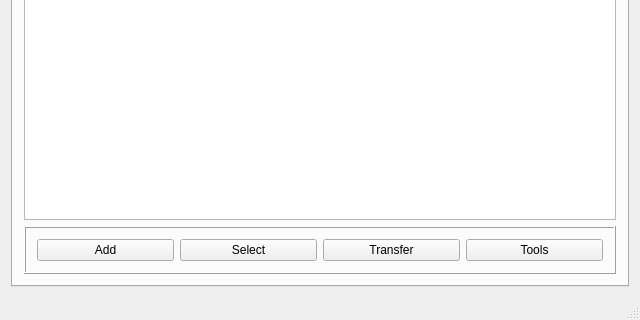
Before: the Qt Designer form resources/ui/wiibafu.ui in evertonstz/wiibafu, drawn with Qt 5; both pictures show x 0 to 640 and y 160 to 480 of the 640 by 480 pixel window.
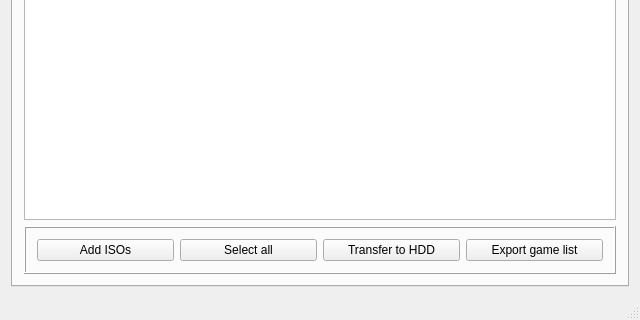
After: the same form once the commit is applied. Icons and pictures are not drawn.

The edit to the form file:
```diff
--- a/resources/ui/wiibafu.ui
+++ b/resources/ui/wiibafu.ui
@@ -65,28 +65,28 @@
            <item>
             <widget class="QPushButton" name="pushButton_Files_Add">
              <property name="text">
-              <string>Add</string>
+              <string>Add ISOs</string>
              </property>
             </widget>
            </item>
            <item>
             <widget class="QPushButton" name="pushButton_Files_Select">
              <property name="text">
-              <string>Select</string>
+              <string>Select all</string>
              </property>
             </widget>
            </item>
            <item>
             <widget class="QPushButton" name="pushButton_Files_Transfer">
              <property name="text">
-              <string>Transfer</string>
+              <string>Transfer to HDD</string>
              </property>
             </widget>
            </item>
            <item>
             <widget class="QPushButton" name="pushButton_Files_Tools">
              <property name="text">
-              <string>Tools</string>
+              <string>Export game list</string>
              </property>
             </widget>
            </item>
```
